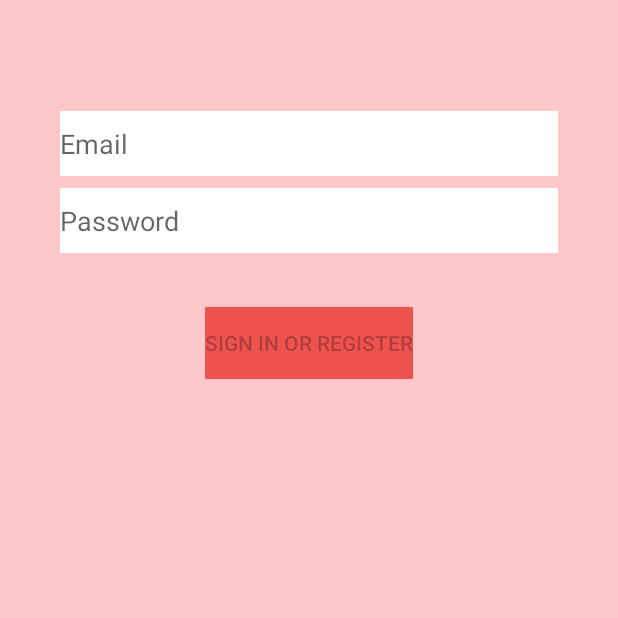
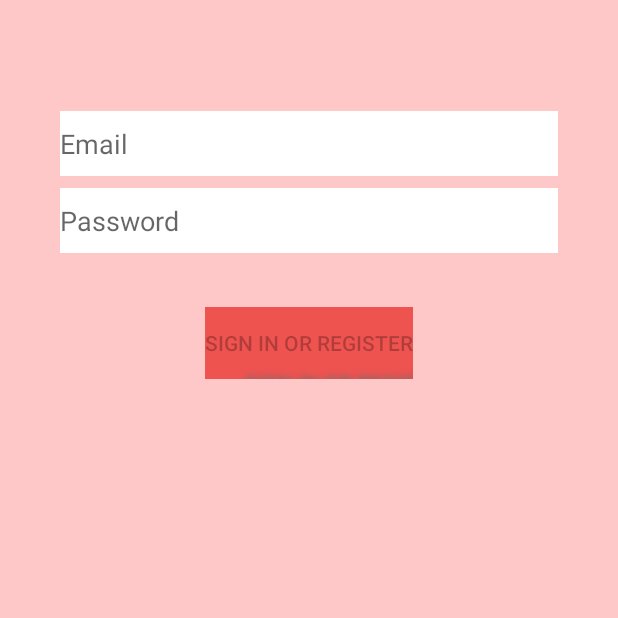
Before and after one commit to candiceliao/NTUEMIE109-DatingApp, an Android app: the screen it shows after launch (LoginActivity), on a phone screen of 412 x 824 dp, the part 618-1236 px from its top. Run offline under Robolectric (Android 15) with nearby library versions, the phone set to English and light mode, and no system bars; 3 statements that could not run were skipped.

Commit message:
change the style of textbox and bgcolor at login

```diff
--- a/app/src/main/res/layout/activity_login.xml
+++ b/app/src/main/res/layout/activity_login.xml
@@ -54,10 +54,14 @@
         android:layout_marginTop="16dp"
         android:layout_marginEnd="48dp"
         android:layout_marginBottom="64dp"
+        android:background="#ef5350"
+        android:enabled="false"
         android:onClick="click1"
-        android:enabled="false"
+        android:shadowColor="#6d6d6d"
+        android:shadowDx="40"
+        android:shadowDy="40"
+        android:shadowRadius="5"
         android:text="@string/action_sign_in"
-        android:background="#ef5350"
         app:layout_constraintBottom_toBottomOf="parent"
         app:layout_constraintEnd_toEndOf="parent"
         app:layout_constraintStart_toStartOf="parent"
```
